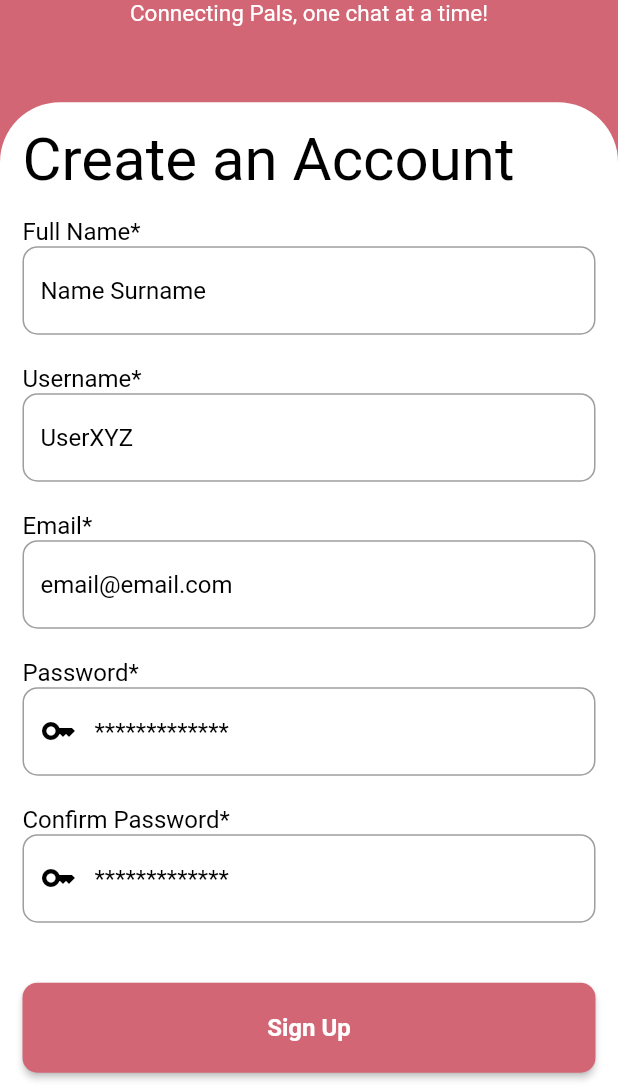
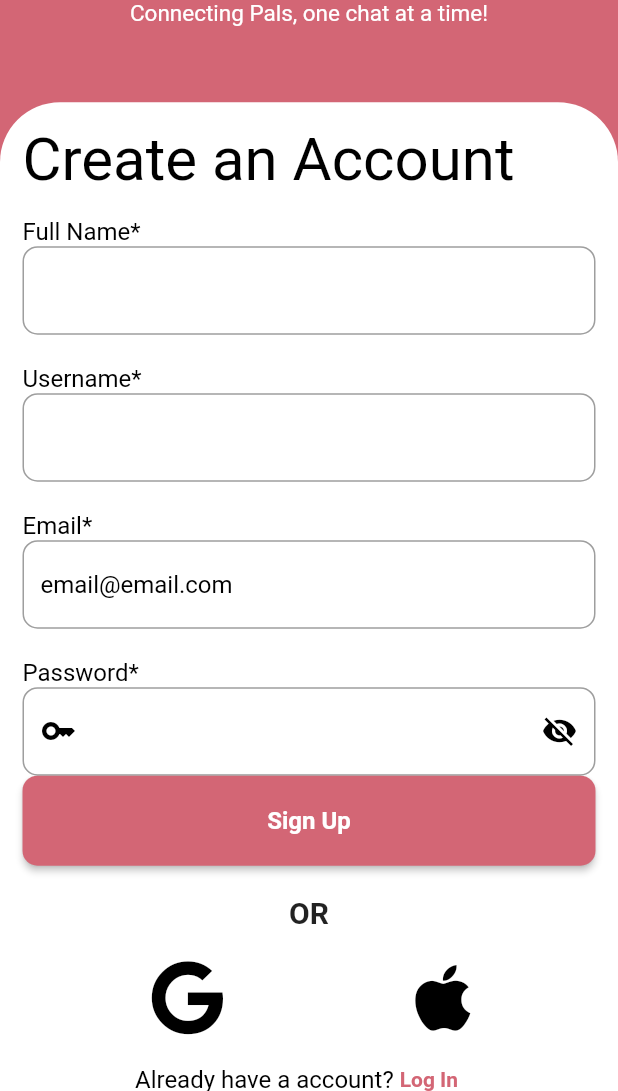
Before and after one commit to harnoorjosan/chatPAL, a Flutter app: the signUp screen opened directly, after a tap on "Sign Up", on a phone screen of 412 x 824 dp, the part 145-1236 px from its top. Run offline on Flutter 3.47's test engine with Material 2 defaults, Android fonts, the light colour scheme and no system bars; our stand-ins replace firebase_auth, firebase_core, font_awesome_flutter, google_sign_in; accounts and stored records are empty; network calls fail.

Commit message:
Figure out how to store credentials on firebase

```diff
--- a/chatPAL/lib/linkSent.dart
+++ b/chatPAL/lib/linkSent.dart
@@ -1,7 +1,5 @@
-import 'package:chatpal/main.dart';
 import 'package:chatpal/resetPassword.dart';
 import 'package:flutter/material.dart';
-import 'package:font_awesome_flutter/font_awesome_flutter.dart';
 class LinkSent extends StatefulWidget {
   const LinkSent({Key? key}) : super(key: key);
 
--- a/chatPAL/lib/main.dart
+++ b/chatPAL/lib/main.dart
@@ -1,8 +1,4 @@
-import 'package:chatpal/homePage.dart';
-import 'package:chatpal/signUp.dart';
 import 'package:flutter/material.dart';
-import 'package:font_awesome_flutter/font_awesome_flutter.dart';
-import 'package:chatpal/forgotPassword.dart';
 import 'package:firebase_core/firebase_core.dart';
 import 'firebase_options.dart';
 import 'package:flutter/widgets.dart';
--- a/chatPAL/lib/signUp.dart
+++ b/chatPAL/lib/signUp.dart
@@ -1,5 +1,9 @@
+import 'package:firebase_auth/firebase_auth.dart';
+import 'package:flutter/foundation.dart';
 import 'package:flutter/material.dart';
 import 'package:font_awesome_flutter/font_awesome_flutter.dart';
+import 'package:chatpal/homePage.dart';
+import 'package:chatpal/loginPage.dart';
 
 class signUp extends StatefulWidget {
   const signUp({Key? key}) : super(key: key);
@@ -9,6 +13,52 @@ class signUp extends StatefulWidget {
 }
 
 class _signUpState extends State<signUp> {
+  final TextEditingController usernameController = TextEditingController();
+  final TextEditingController passwordController = TextEditingController();
+  bool isPasswordVisible = false;
+
+  void _signUp() async{
+    try {
+      await FirebaseAuth.instance.createUserWithEmailAndPassword(
+          email: usernameController.text,
+          password: passwordController.text
+      );
+
+      //signUp successfull
+      if (context.mounted) {
+        Navigator.push(
+          context,
+          MaterialPageRoute(
+            builder: (context) => const HomePage(),
+          ),
+        );
+      }
+    } on FirebaseAuthException catch(e) {
+      //handle invalid signUp data
+      if(e.code == 'weak-password') {
+        if (kDebugMode) {
+          print('This password is too weak.');
+        }
+      } else if(e.code == 'email-already-in-use') {
+        if (kDebugMode) {
+          print('The account already exists for this email.');
+        }
+      } else if(e.code == 'invalid-email') {
+        if (kDebugMode) {
+          print('The email address is invalid.');
+        }
+      } else {
+        if (kDebugMode) {
+          print('SignUp failed.');
+        }
+      }
+    } catch (e) {
+      if (kDebugMode) {
+        print('SignUp failed.');
+      }
+    }
+  }
+
   @override
   Widget build(BuildContext context) {
     return Scaffold(
@@ -85,10 +135,6 @@ class _signUpState extends State<signUp> {
                             borderRadius: BorderRadius.all(Radius.circular(10.0)),
                             borderSide: BorderSide(color: Colors.grey),
                           ),
-                          hintText: 'Name Surname',
-                          hintStyle: TextStyle(
-                            color: Colors.black,
-                          ),
                         ),
                       ),
                     ),
@@ -100,17 +146,14 @@ class _signUpState extends State<signUp> {
                             fontSize: 16.0),
                       ),
                     ),
-                    const Padding(
-                      padding: EdgeInsets.only(left: 15.0,right: 15.0),
+                    Padding(
+                      padding: const EdgeInsets.only(left: 15.0,right: 15.0),
                       child: TextField(
-                        decoration: InputDecoration(
+                        controller: usernameController,
+                        decoration: const InputDecoration(
                           border: OutlineInputBorder(
                             borderRadius: BorderRadius.all(Radius.circular(10.0)),
                             borderSide: BorderSide(color: Colors.grey),
-                          ),
-                          hintText: 'UserXYZ',
-                          hintStyle: TextStyle(
-                            color: Colors.black,
                           ),
                         ),
                       ),
@@ -146,54 +189,37 @@ class _signUpState extends State<signUp> {
                             fontSize: 16.0),
                       ),
                     ),
-                    const Padding(
-                      padding: EdgeInsets.only(left: 15.0,right: 15.0),
+                    Padding(
+                      padding: const EdgeInsets.only(left: 15.0,right: 15.0),
                       child: TextField(
+                        controller: passwordController,
+                        obscureText: !isPasswordVisible,
+                        obscuringCharacter: '*',
                         decoration: InputDecoration(
-                          border: OutlineInputBorder(
+                          border: const OutlineInputBorder(
                             borderRadius: BorderRadius.all(Radius.circular(10.0)),
                             borderSide: BorderSide(color: Colors.grey),
                           ),
-                          hintText: '*************',
-                          hintStyle: TextStyle(
-                            color: Colors.black,
+                          prefixIcon: const Icon(Icons.key),
+                          prefixIconColor: Colors.black,
+                          suffixIcon: IconButton(
+                            icon: Icon(
+                              isPasswordVisible ? Icons.visibility : Icons.visibility_off,
+                              color: Colors.black,
+                            ), onPressed: () {
+                              setState(() {
+                                isPasswordVisible = !isPasswordVisible;
+                              });
+                            },
                           ),
-                          prefixIcon: Icon(Icons.key),
-                          prefixIconColor: Colors.black,
                         ),
                       ),
                     ),
-                    const SizedBox(height: 20.0,),
-                    const Padding(
-                      padding: EdgeInsets.only(left: 15.0),
-                      child: Text('Confirm Password*',
-                        style: TextStyle(color: Colors.black,
-                            fontSize: 16.0),
-                      ),
-                    ),
-                    const Padding(
-                      padding: EdgeInsets.only(left: 15.0,right: 15.0),
-                      child: TextField(
-                        decoration: InputDecoration(
-                          border: OutlineInputBorder(
-                            borderRadius: BorderRadius.all(Radius.circular(10.0)),
-                            borderSide: BorderSide(color: Colors.grey),
-                          ),
-                          hintText: '*************',
-                          hintStyle: TextStyle(
-                            color: Colors.black,
-                          ),
-                          prefixIcon: Icon(Icons.key),
-                          prefixIconColor: Colors.black,
-                        ),
-                      ),
-                    ),
-                    const SizedBox(height: 40.0),
 
                     Padding(
                       padding: const EdgeInsets.only(left: 15.0, right: 15.0),
                       child: ElevatedButton(onPressed: (){
-                        print('Button Pressed');
+                        _signUp();
                       },
                         style: ButtonStyle(
                           backgroundColor: MaterialStateProperty.all<Color>(const Color(0xFFD36675)),
@@ -228,7 +254,6 @@ class _signUpState extends State<signUp> {
                           padding: const EdgeInsets.only(left: 100),
                           child: GestureDetector(
                             onTap: (){
-                              print('Icon clicked');
                             },
                             child: const Icon(
                               FontAwesomeIcons.google,
@@ -241,7 +266,6 @@ class _signUpState extends State<signUp> {
                           padding: const EdgeInsets.only(left: 120),
                           child: GestureDetector(
                             onTap: (){
-                              print('Icon clicked');
                             },
                             child: const Icon(
                               FontAwesomeIcons.apple,
@@ -260,24 +284,25 @@ class _signUpState extends State<signUp> {
                       ),
                       GestureDetector(
                           onTap: (){
-                            Navigator.pop(context);
+                            Navigator.push(
+                              context,
+                              MaterialPageRoute(
+                                builder: (context) => const LoginPage(),
+                              ),
+                            );
                           },
                           child: const Text('Log In', style: TextStyle(
                               color: Color(0xFFD36675),fontWeight: FontWeight.bold
                           ),)
                       ),
-
                     ],)
                   ],
-
-          ),
+                ),
               ),
             ),
           ),
-      ],
-    ),
-
+        ],
+      ),
     );
-
   }
 }
```
Also changed, not shown: chatPAL/pubspec.lock, 2 other files.
